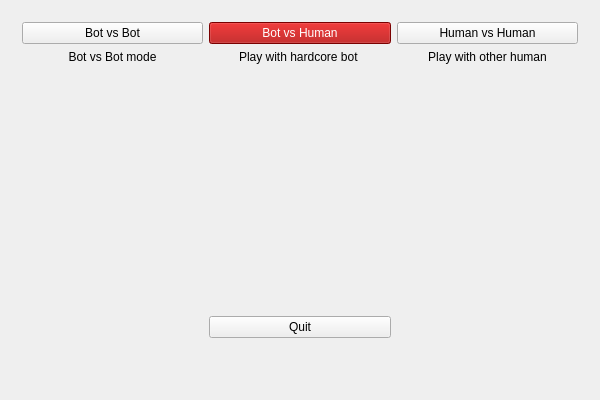
This is src/view/MainWindow.ui in zer0main/battleship as Qt 5 draws it before an edit. The edited form follows.
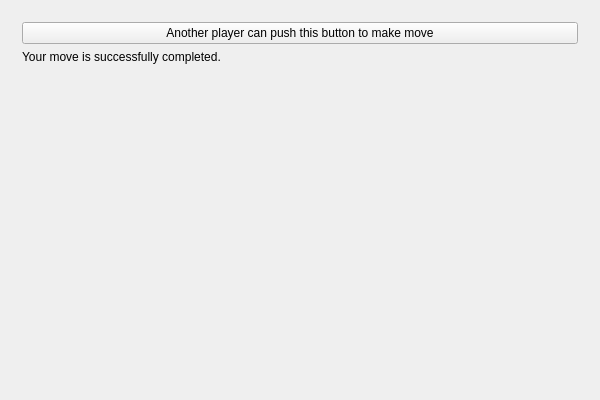
This is the edited form. The open tabs and pages were chosen to show the change.

Commit message: MainWindow.ui: Add pages waitingpage, gamepage2

What changed in the file:
```diff
--- a/src/view/MainWindow.ui
+++ b/src/view/MainWindow.ui
@@ -321,6 +321,79 @@
         </item>
        </layout>
       </widget>
+      <widget class="QWidget" name="waitingpage">
+       <layout class="QVBoxLayout" name="verticalLayout_7">
+        <item>
+         <layout class="QVBoxLayout" name="verticalLayout_6">
+          <item>
+           <widget class="QPushButton" name="nextMove">
+            <property name="text">
+             <string>Another player can push this button to make move</string>
+            </property>
+           </widget>
+          </item>
+          <item>
+           <widget class="QLabel" name="label_5">
+            <property name="text">
+             <string>Your move is successfully completed. </string>
+            </property>
+           </widget>
+          </item>
+          <item>
+           <spacer name="verticalSpacer_7">
+            <property name="orientation">
+             <enum>Qt::Vertical</enum>
+            </property>
+            <property name="sizeType">
+             <enum>QSizePolicy::Expanding</enum>
+            </property>
+            <property name="sizeHint" stdset="0">
+             <size>
+              <width>20</width>
+              <height>40</height>
+             </size>
+            </property>
+           </spacer>
+          </item>
+         </layout>
+        </item>
+       </layout>
+      </widget>
+      <widget class="QWidget" name="gamepage2">
+       <layout class="QHBoxLayout" name="horizontalLayout_5">
+        <item>
+         <layout class="QHBoxLayout" name="horizontalLayout_4">
+          <property name="spacing">
+           <number>0</number>
+          </property>
+          <property name="topMargin">
+           <number>2</number>
+          </property>
+          <item>
+           <widget class="QTableView" name="board4"/>
+          </item>
+          <item>
+           <widget class="QLabel" name="label_6">
+            <property name="styleSheet">
+             <string notr="true">background-color: rgb(0, 0, 255);
+background-color: rgb(0, 255, 0);</string>
+            </property>
+            <property name="text">
+             <string>  </string>
+            </property>
+           </widget>
+          </item>
+          <item>
+           <widget class="QTableView" name="board3">
+            <property name="layoutDirection">
+             <enum>Qt::RightToLeft</enum>
+            </property>
+           </widget>
+          </item>
+         </layout>
+        </item>
+       </layout>
+      </widget>
      </widget>
     </item>
    </layout>
```
